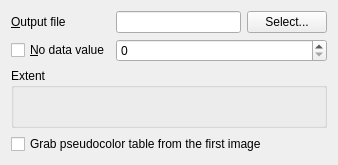
sourcepole/qgis, file qgis/python/plugins/GdalTools/tools/widgetClipper.ui: the form before one commit.
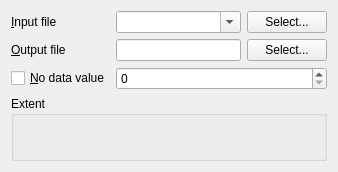
The form after the commit. Custom widgets are drawn as their Qt base class.

```diff
--- a/qgis/python/plugins/GdalTools/tools/widgetClipper.ui
+++ b/qgis/python/plugins/GdalTools/tools/widgetClipper.ui
@@ -7,7 +7,7 @@
     <x>0</x>
     <y>0</y>
     <width>338</width>
-    <height>165</height>
+    <height>172</height>
    </rect>
   </property>
   <property name="sizePolicy">
@@ -22,7 +22,7 @@
   <layout class="QVBoxLayout" name="verticalLayout">
    <item>
     <layout class="QGridLayout" name="gridLayout">
-     <item row="0" column="0">
+     <item row="1" column="0">
       <widget class="QLabel" name="label_2">
        <property name="text">
         <string>&amp;Output file</string>
@@ -32,7 +32,7 @@
        </property>
       </widget>
      </item>
-     <item row="0" column="1">
+     <item row="1" column="1">
       <layout class="QHBoxLayout" name="horizontalLayout_2">
        <item>
         <widget class="QLineEdit" name="outputFileEdit">
@@ -53,20 +53,57 @@
        </item>
       </layout>
      </item>
-     <item row="1" column="0">
+     <item row="2" column="0">
       <widget class="QCheckBox" name="noDataCheck">
        <property name="text">
         <string>&amp;No data value</string>
        </property>
       </widget>
      </item>
-     <item row="1" column="1">
+     <item row="2" column="1">
       <widget class="QSpinBox" name="noDataSpin">
        <property name="maximum">
         <number>65000</number>
        </property>
       </widget>
      </item>
+     <item row="0" column="1">
+      <layout class="QHBoxLayout" name="horizontalLayout">
+       <item>
+        <widget class="QComboBox" name="inputLayerCombo">
+         <property name="sizePolicy">
+          <sizepolicy hsizetype="Expanding" vsizetype="Fixed">
+           <horstretch>0</horstretch>
+           <verstretch>0</verstretch>
+          </sizepolicy>
+         </property>
+         <property name="editable">
+          <bool>true</bool>
+         </property>
+         <property name="insertPolicy">
+          <enum>QComboBox::NoInsert</enum>
+         </property>
+        </widget>
+       </item>
+       <item>
+        <widget class="QPushButton" name="selectInputFileButton">
+         <property name="text">
+          <string>Select...</string>
+         </property>
+        </widget>
+       </item>
+      </layout>
+     </item>
+     <item row="0" column="0">
+      <widget class="QLabel" name="label_3">
+       <property name="text">
+        <string>&amp;Input file</string>
+       </property>
+       <property name="buddy">
+        <cstring>selectInputFileButton</cstring>
+       </property>
+      </widget>
+     </item>
     </layout>
    </item>
    <item>
@@ -81,13 +118,6 @@
      </layout>
     </widget>
    </item>
-   <item>
-    <widget class="QCheckBox" name="pctCheck">
-     <property name="text">
-      <string>Grab pseudocolor table from the first image</string>
-     </property>
-    </widget>
-   </item>
   </layout>
  </widget>
  <customwidgets>
```
